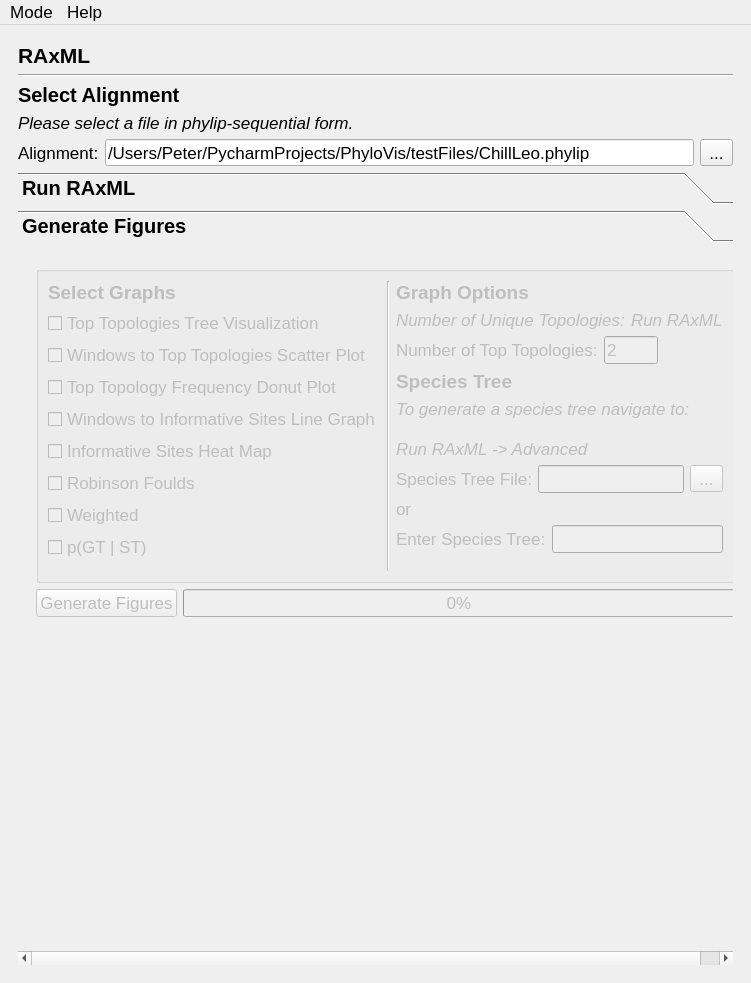
chilleo/ALPHA, file module/gui_layout.ui: the form before one commit.
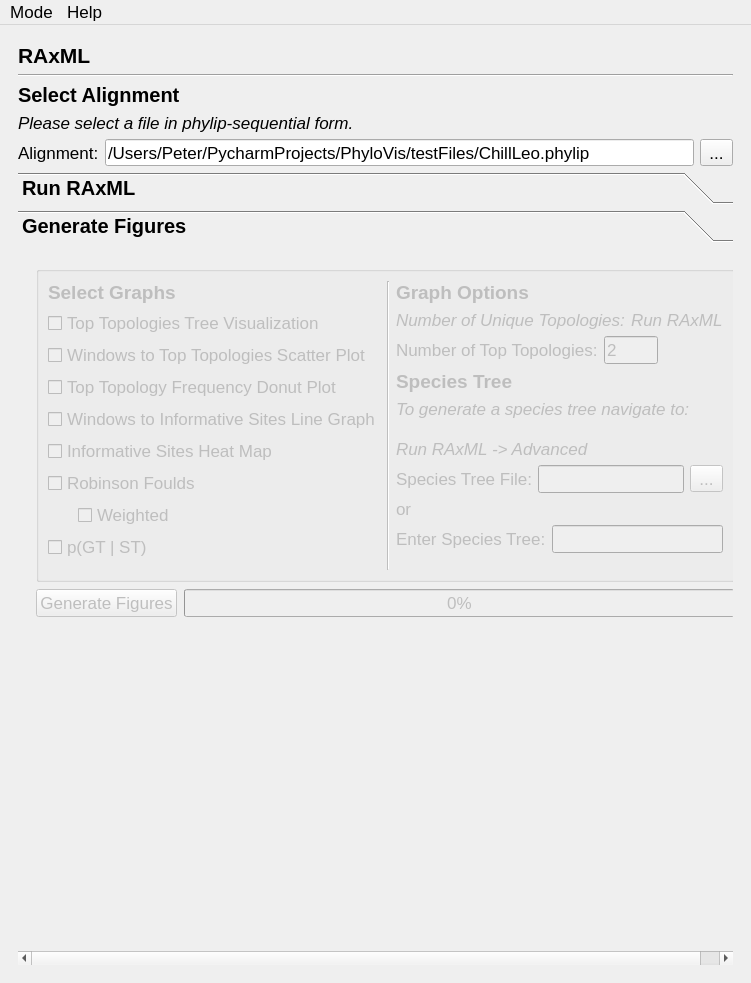
The form after the commit.

Commit message: Reformatted RAxML gui

Diff of the .ui file:
```diff
--- a/module/gui_layout.ui
+++ b/module/gui_layout.ui
@@ -1317,8 +1317,8 @@
               <rect>
                <x>0</x>
                <y>0</y>
-               <width>701</width>
-               <height>723</height>
+               <width>949</width>
+               <height>641</height>
               </rect>
              </property>
              <property name="sizePolicy">
@@ -1369,7 +1369,7 @@
                 </property>
                 <layout class="QVBoxLayout" name="verticalLayout_12">
                  <property name="spacing">
-                  <number>-1</number>
+                  <number>7</number>
                  </property>
                  <item>
                   <widget class="QGroupBox" name="graphOptionsGroupBox">
@@ -1542,7 +1542,26 @@
                        </layout>
                       </item>
                       <item>
-                       <layout class="QHBoxLayout" name="horizontalLayout_48">
+                       <layout class="QHBoxLayout" name="horizontalLayout_48"/>
+                      </item>
+                      <item>
+                       <layout class="QHBoxLayout" name="horizontalLayout_8">
+                        <item>
+                         <spacer name="horizontalSpacer_11">
+                          <property name="orientation">
+                           <enum>Qt::Horizontal</enum>
+                          </property>
+                          <property name="sizeType">
+                           <enum>QSizePolicy::Fixed</enum>
+                          </property>
+                          <property name="sizeHint" stdset="0">
+                           <size>
+                            <width>30</width>
+                            <height>20</height>
+                           </size>
+                          </property>
+                         </spacer>
+                        </item>
                         <item>
                          <widget class="QCheckBox" name="checkboxWeighted">
                           <property name="text">
@@ -1553,16 +1572,12 @@
                        </layout>
                       </item>
                       <item>
-                       <layout class="QHBoxLayout" name="horizontalLayout_8">
-                        <item>
                          <widget class="QCheckBox" name="checkboxPGTST">
                           <property name="text">
                            <string>p(GT | ST)</string>
                           </property>
                          </widget>
                         </item>
-                       </layout>
-                      </item>
                       <item>
                        <spacer name="verticalSpacer_6">
                         <property name="orientation">
```
Left out of the diff: 8 changed lines with no effect on the pictures. Lines whose indentation alone changed are shown as unchanged. The commit also changes 3 other files.
